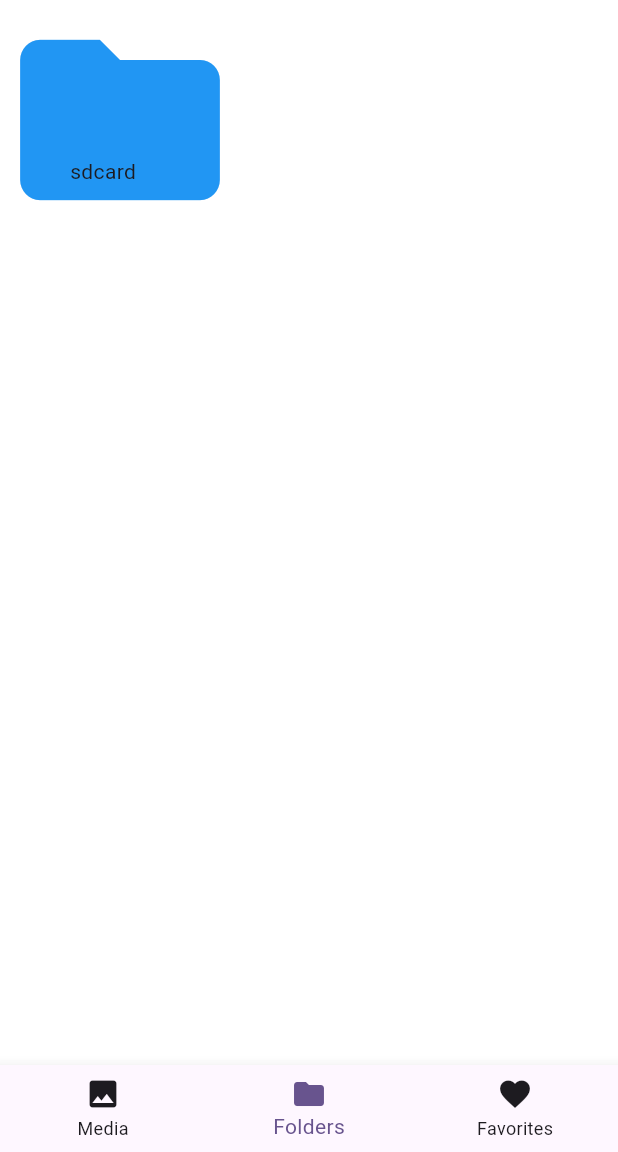
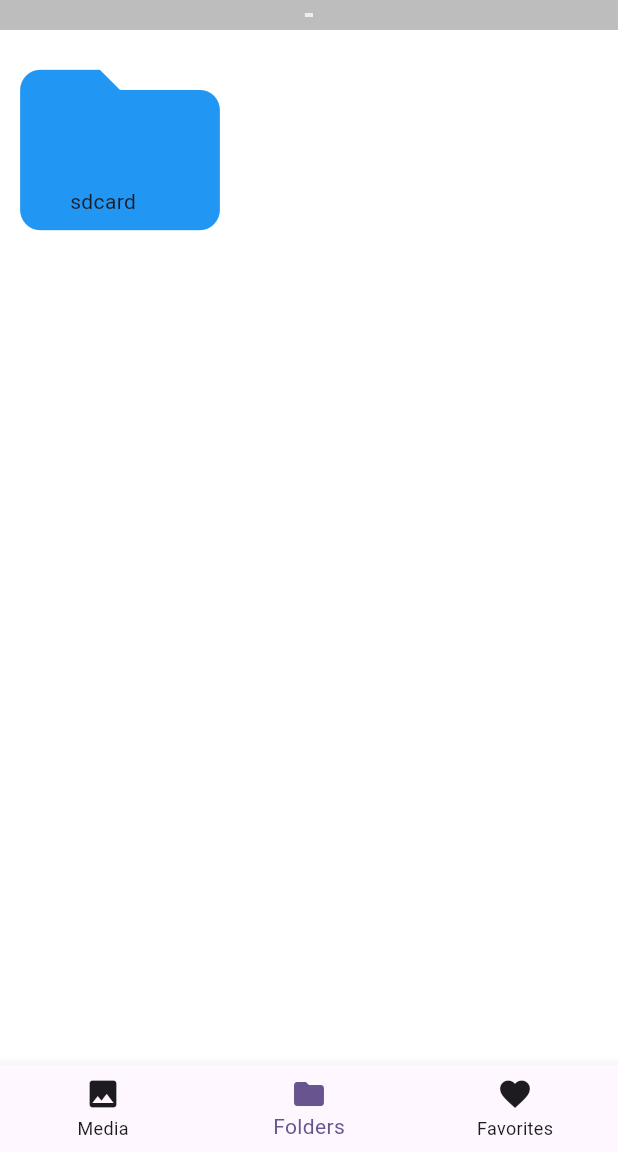
Before and after one commit to droidzone/gallery, a Flutter app: the SuperFolderView screen opened directly with empty values, item 2 of the bottom bar chosen, on a phone screen of 412 x 824 dp, the part 84-1236 px from its top. Run offline on Flutter 3.47's test engine with Material 2 defaults, Android fonts, the phone set to English and light mode, and no system bars; our stand-ins replace flutter_redux, fluttertoast, image_gallery_saver, permission_handler, photo_view, redux and 2 more; missing offline and left inert: video_thumbnail.

Commit message:
Latest additions

```diff
--- a/lib/main.dart
+++ b/lib/main.dart
@@ -35,7 +35,7 @@ class MyApp extends StatelessWidget {
           colorScheme: ColorScheme.fromSeed(seedColor: Colors.deepPurple),
           useMaterial3: true,
         ),
-        home: const StartView(),
+        home: StartView(),
       ),
     );
   }
--- a/lib/stores/actions.dart
+++ b/lib/stores/actions.dart
@@ -13,7 +13,7 @@ class UpdateScreenSplitAction {
   UpdateScreenSplitAction(this.isSplit);
 }
 
-class UpdateSelectedChildWindow {
+class UpdateActiveChildWindow {
   final int childWindowSelected;
-  UpdateSelectedChildWindow(this.childWindowSelected);
+  UpdateActiveChildWindow(this.childWindowSelected);
 }
--- a/lib/stores/app_state.dart
+++ b/lib/stores/app_state.dart
@@ -8,7 +8,7 @@ class AppState {
   bool? isSplit;
   List<File>? selectedFiles;
   List<File>? filteredFiles;
-  int? selectedChildWindow;
+  int? activeChildWindow;
   String? selectedPath;
 
   AppState({
@@ -19,7 +19,7 @@ class AppState {
     this.isSplit,
     this.selectedFiles,
     this.filteredFiles,
-    this.selectedChildWindow,
+    this.activeChildWindow,
     this.selectedPath,
   });
 
@@ -41,7 +41,7 @@ class AppState {
       isSplit: split ?? isSplit,
       selectedFiles: selected ?? selectedFiles,
       filteredFiles: filtered ?? filteredFiles,
-      selectedChildWindow: childWindowSelected ?? selectedChildWindow,
+      activeChildWindow: childWindowSelected ?? activeChildWindow,
       selectedPath: pathSelected ?? selectedPath,
     );
   }
--- a/lib/stores/initial_state.dart
+++ b/lib/stores/initial_state.dart
@@ -7,5 +7,5 @@ AppState initialState = AppState(
   isSplit: false,
   selectedFiles: [],
   filteredFiles: [],
-  selectedChildWindow: 0,
+  activeChildWindow: 0,
 );
--- a/lib/stores/reducer.dart
+++ b/lib/stores/reducer.dart
@@ -9,7 +9,7 @@ AppState updateReducer(AppState state, action) {
       return state.copyWith(tab: action.tab);
     case UpdateScreenSplitAction:
       return state.copyWith(split: action.isSplit);
-    case UpdateSelectedChildWindow:
+    case UpdateActiveChildWindow:
       return state.copyWith(childWindowSelected: action.childWindowSelected);
   }
   return state;
--- a/lib/views/folder_child_view.dart
+++ b/lib/views/folder_child_view.dart
@@ -19,11 +19,15 @@ import 'package:redux/redux.dart';
 import 'package:flutter/material.dart';
 
 class FolderChildView extends StatefulWidget {
-  FolderChildView(
-      {Key? key, required this.directoryBunch, required this.windowIndex})
-      : super(key: key);
+  FolderChildView({
+    Key? key,
+    required this.directoryBunch,
+    required this.windowIndex,
+    // required this.onPaste,
+  }) : super(key: key);
 
   final DirectoryBunch directoryBunch;
+  // final Function onPaste;
   int windowIndex;
 
   @override
@@ -35,10 +39,12 @@ class _FolderChildViewState extends State<FolderChildView> {
   List<FileSystemEntity> _FilteredFiles = [];
   final List<File> _selectedFiles = [];
   late Store<AppState> store;
+  DirectoryBunch? directoryBunch;
 
   @override
   void initState() {
     super.initState();
+    directoryBunch = widget.directoryBunch;
     _buildFileFilter();
   }
 
@@ -75,9 +81,9 @@ class _FolderChildViewState extends State<FolderChildView> {
 
   void _buildFileFilter() {
     print("Building file filter...");
-    print("Directory: ${widget.directoryBunch.path}");
+    print("Directory: ${directoryBunch!.path}");
     List<FileSystemEntity> files = [];
-    final Directory directory = Directory(widget.directoryBunch.path);
+    final Directory directory = Directory(directoryBunch!.path);
     List<FileSystemEntity> tmpFiles = directory.listSync();
     // _files = directory.listSync();
     print("Files: $tmpFiles");
@@ -103,7 +109,7 @@ class _FolderChildViewState extends State<FolderChildView> {
   }
 
   Future<void> loadFolder(BuildContext context, selectedFolder) async {
-    print("Loading folder...");
+    print("Loading folder: $selectedFolder");
 
     // This line brings prewiew image of the folder, but is performance heavy
     // List<FileSystemEntity> files =
@@ -112,6 +118,20 @@ class _FolderChildViewState extends State<FolderChildView> {
 
     String dirName = p.basename(selectedFolder.path);
 
+    // if is split, refresh the dir location without navigating to it
+    if (store.state.isSplit!) {
+      print("We are in a split view");
+      setState(() {
+        directoryBunch = DirectoryBunch(
+          path: selectedFolder.path,
+          name: dirName,
+          imgPath: null,
+          // imgPath: files.isEmpty ? null : files[0].path,
+        );
+      });
+      _buildFileFilter();
+    } else {
+      print("This is not a split view");
       // ignore: use_build_context_synchronously
       Navigator.push(context, MaterialPageRoute(builder: (context) {
         return FolderChildView(
@@ -124,6 +144,7 @@ class _FolderChildViewState extends State<FolderChildView> {
           ),
         );
       }));
+    }
   }
 
   Future<Uint8List> _getThumbnail(String path) async {
@@ -254,12 +275,12 @@ class _FolderChildViewState extends State<FolderChildView> {
                   : InkWell(
                       onTap: () {
                         store.dispatch(
-                            UpdateSelectedChildWindow(widget.windowIndex));
+                            UpdateActiveChildWindow(widget.windowIndex));
                       },
                       child: Container(
                         color: store.state.isSplit &&
                                 widget.windowIndex ==
-                                    store.state.selectedChildWindow
+                                    store.state.activeChildWindow
                             ? Colors.blue[50]
                             : Colors.white,
                         child: GridView.builder(
--- a/lib/views/superfolder_view.dart
+++ b/lib/views/superfolder_view.dart
@@ -1,4 +1,6 @@
 // ignore_for_file: prefer_const_constructors
+
+import 'dart:io';
 
 import 'package:flutter/material.dart';
 import 'package:flutter_redux/flutter_redux.dart';
@@ -22,6 +24,8 @@ class SuperFolderView extends StatefulWidget {
 
 class _SuperFolderViewState extends State<SuperFolderView> {
   late double _top = 0.0;
+  final double _draggableBarHeight = 20;
+  final double _topInfoBarHeight = 20;
   late Store<AppState> store;
   @override
   void initState() {
@@ -40,6 +44,7 @@ class _SuperFolderViewState extends State<SuperFolderView> {
 
   void pasteFiles() {
     print("Paste files");
+    // print("Received files from child: $_selected");
     print("Files in memory include: ${store.state.selectedFiles}");
   }
 
@@ -86,7 +91,7 @@ class _SuperFolderViewState extends State<SuperFolderView> {
                         ),
                         onPressed: () {
                           print("Paste button pressed");
-                          pasteFiles();
+                          // pasteFiles();
                         },
                       )
                     : Container(),
@@ -154,10 +159,10 @@ class _SuperFolderViewState extends State<SuperFolderView> {
               builder: (BuildContext context, BoxConstraints constraints) {
                 // _top = MediaQuery.of(context).size.height / 2;
                 final totalHeight = constraints.maxHeight;
-                final topChildHeight = _top;
+                final topChildHeight =
+                    (totalHeight - _draggableBarHeight - _topInfoBarHeight) / 2;
                 final bottomChildHeight = totalHeight -
-                    _top -
-                    20; // Subtracting the height of the draggable bar
+                    topChildHeight; // Subtracting the height of the draggable bar
 
                 return Stack(
                   children: [
@@ -165,16 +170,33 @@ class _SuperFolderViewState extends State<SuperFolderView> {
                       top: 0,
                       left: 0,
                       right: 0,
+                      child: Container(
+                        color: Colors.grey[400],
+                        height: _topInfoBarHeight, // Standard AppBar height
+                        child: Center(
+                          child: Icon(
+                            Icons.drag_handle,
+                            color: Colors.white,
+                            size: 8,
+                          ),
+                        ),
+                      ),
+                    ),
+                    Positioned(
+                      top: _topInfoBarHeight,
+                      left: 0,
+                      right: 0,
                       height:
                           store.state.isSplit ? topChildHeight : totalHeight,
                       child: FolderChildView(
-                          windowIndex: 0,
-                          directoryBunch: widget.directoryBunch),
+                        windowIndex: 0,
+                        directoryBunch: widget.directoryBunch,
+                      ),
                     ),
                     store.state.isSplit
                         ? Positioned(
                             top: _top +
-                                20, // Adding the height of the draggable bar
+                                _draggableBarHeight, // Adding the height of the draggable bar
                             left: 0,
                             right: 0,
                             height: bottomChildHeight,
@@ -199,7 +221,8 @@ class _SuperFolderViewState extends State<SuperFolderView> {
                               },
                               child: Container(
                                 color: Colors.grey[400],
-                                height: 12, // Standard AppBar height
+                                height:
+                                    _draggableBarHeight, // Standard AppBar height
                                 child: Center(
                                   child: Icon(
                                     Icons.drag_handle,
--- a/pubspec.yaml
+++ b/pubspec.yaml
@@ -46,6 +46,7 @@ dependencies:
   image_gallery_saver: ^2.0.3
   fluttertoast: ^8.2.2
   flutter_redux: ^0.10.0
+  redux: ^5.0.0
 
 dev_dependencies:
   flutter_test:
```
Also changed, not shown: lib/helpers/utils.dart (+48 -0 lines), lib/views/start_view.dart (+94 -54 lines). Lines whose indentation alone changed are shown as unchanged.
